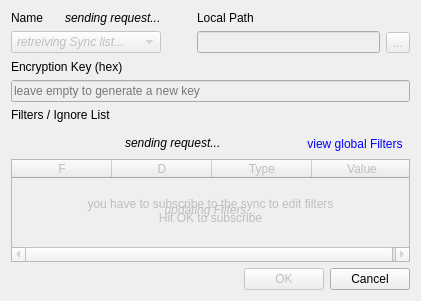
This is trunk/Client/src/QtClient/qtSyncDialog.ui in psieg/MyCloud as Qt 5 draws it before an edit. The edited form follows.
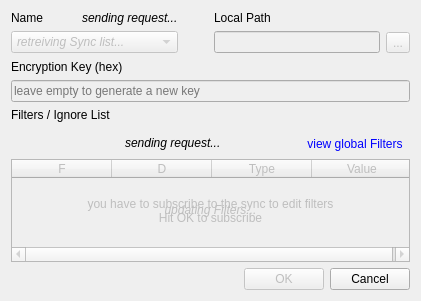
This is the edited form. Icons and pictures are not drawn.

Commit message: Allow Client to identify shared syncs - Keep own UID for comparison - Remove unused field status.action - slightly modify SyncDialog Layout

```diff
--- a/trunk/Client/src/QtClient/qtSyncDialog.ui
+++ b/trunk/Client/src/QtClient/qtSyncDialog.ui
@@ -26,68 +26,45 @@
   <layout class="QGridLayout" name="gridLayout_2">
    <item row="0" column="0">
     <layout class="QGridLayout" name="gridLayout">
-     <item row="1" column="4">
-      <widget class="QLineEdit" name="pathEdit">
-       <property name="enabled">
-        <bool>false</bool>
+     <item row="0" column="0">
+      <layout class="QHBoxLayout" name="horizontalLayout_3">
+       <property name="spacing">
+        <number>0</number>
        </property>
-      </widget>
+       <item>
+        <widget class="QLabel" name="label">
+         <property name="text">
+          <string>Name</string>
+         </property>
+        </widget>
+       </item>
+       <item>
+        <widget class="QLabel" name="deleteLabel">
+         <property name="text">
+          <string>&lt;i&gt;sending request...&lt;/i&gt;</string>
+         </property>
+        </widget>
+       </item>
+      </layout>
      </item>
-     <item row="1" column="5">
-      <widget class="QToolButton" name="browseButton">
-       <property name="enabled">
-        <bool>false</bool>
-       </property>
-       <property name="text">
-        <string>...</string>
-       </property>
-      </widget>
-     </item>
-     <item row="0" column="4">
+     <item row="0" column="2">
       <widget class="QLabel" name="label_2">
        <property name="text">
         <string>Local Path</string>
        </property>
       </widget>
      </item>
-     <item row="0" column="0">
-      <widget class="QLabel" name="label">
-       <property name="text">
-        <string>Name</string>
-       </property>
-      </widget>
-     </item>
-     <item row="1" column="3">
-      <widget class="QToolButton" name="deleteButton">
-       <property name="enabled">
-        <bool>false</bool>
-       </property>
-       <property name="icon">
-        <iconset resource="qtClient.qrc">
-         <normaloff>:/Resources/remove.png</normaloff>:/Resources/remove.png</iconset>
-       </property>
-       <property name="autoRaise">
-        <bool>true</bool>
-       </property>
-      </widget>
-     </item>
-     <item row="1" column="0" colspan="3">
+     <item row="1" column="0">
       <widget class="QComboBox" name="nameBox">
        <property name="enabled">
         <bool>false</bool>
        </property>
        <property name="sizePolicy">
-        <sizepolicy hsizetype="Minimum" vsizetype="Fixed">
+        <sizepolicy hsizetype="Expanding" vsizetype="Fixed">
          <horstretch>0</horstretch>
          <verstretch>0</verstretch>
         </sizepolicy>
        </property>
-       <property name="minimumSize">
-        <size>
-         <width>150</width>
-         <height>0</height>
-        </size>
-       </property>
        <layout class="QVBoxLayout" name="verticalLayout">
         <property name="leftMargin">
          <number>6</number>
@@ -114,10 +91,34 @@
        </layout>
       </widget>
      </item>
-     <item row="0" column="1" colspan="2">
-      <widget class="QLabel" name="deleteLabel">
+     <item row="1" column="1">
+      <widget class="QToolButton" name="deleteButton">
+       <property name="enabled">
+        <bool>false</bool>
+       </property>
+       <property name="icon">
+        <iconset resource="qtClient.qrc">
+         <normaloff>:/Resources/remove.png</normaloff>:/Resources/remove.png</iconset>
+       </property>
+       <property name="autoRaise">
+        <bool>true</bool>
+       </property>
+      </widget>
+     </item>
+     <item row="1" column="2">
+      <widget class="QLineEdit" name="pathEdit">
+       <property name="enabled">
+        <bool>false</bool>
+       </property>
+      </widget>
+     </item>
+     <item row="1" column="3">
+      <widget class="QToolButton" name="browseButton">
+       <property name="enabled">
+        <bool>false</bool>
+       </property>
        <property name="text">
-        <string>&lt;i&gt;sending request...&lt;/i&gt;</string>
+        <string>...</string>
        </property>
       </widget>
      </item>
```
Left out of the diff: 3 changed lines with no effect on the pictures. The commit also changes 6 other files.
